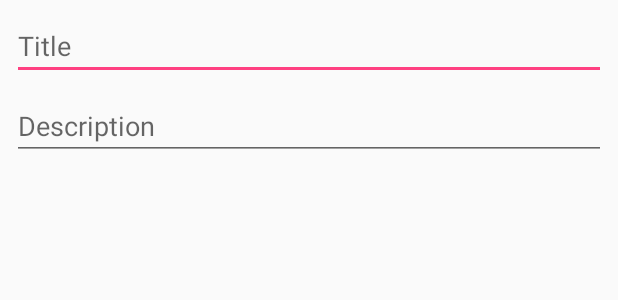
After one commit to Pronoy999/TODOApplication, an Android app: the layout add_todo_dialog.xml on its own in the app's theme, with its tools: preview values and no code run, on a phone screen of 412 x 824 dp. The commit adds this screen. Shown: the top 300 px of the screen. Run offline under Robolectric (Android 15) with nearby library versions, the phone set to English and light mode, and no system bars.

Commit message:
Added Layout and Activities for the TODO and Category.

```diff
--- a/app/src/main/java/com/pronoy/mukhe/todoapplication/Helper/Constants.java
+++ b/app/src/main/java/com/pronoy/mukhe/todoapplication/Helper/Constants.java
@@ -54,4 +54,5 @@ public class Constants {
      */
     static final String DROP_TABLE_CATEGORY="DROP TABLE "+Constants.CATEGORY_TABLE_NAME;
     static final String DROP_TABLE_TODO="DROP TABLE "+Constants.TODO_TABLE_NAME;
+    public static final int ADD_TODO_DIALOG=69;
 }
--- a/app/src/main/res/layout/activity_add_category.xml
+++ b/app/src/main/res/layout/activity_add_category.xml
@@ -9,7 +9,7 @@
     <ListView
         android:id="@+id/categoryList"
         android:layout_width="match_parent"
-        android:layout_height="462dp"
+        android:layout_height="wrap_content"
         android:layout_marginBottom="8dp"
         android:layout_marginEnd="8dp"
         android:layout_marginStart="8dp"
--- /dev/null
+++ b/app/src/main/res/layout/add_todo_dialog.xml
@@ -0,0 +1,31 @@
+<?xml version="1.0" encoding="utf-8"?>
+<android.support.constraint.ConstraintLayout xmlns:android="http://schemas.android.com/apk/res/android"
+    xmlns:app="http://schemas.android.com/apk/res-auto"
+    xmlns:tools="http://schemas.android.com/tools"
+    android:layout_width="match_parent"
+    android:layout_height="match_parent">
+
+    <android.support.v7.widget.AppCompatEditText
+        android:id="@+id/todoTitleEnter"
+        android:layout_width="match_parent"
+        android:layout_height="wrap_content"
+        android:layout_marginEnd="8dp"
+        android:layout_marginStart="8dp"
+        android:layout_marginTop="8dp"
+        android:hint="@string/title_todo"
+        app:layout_constraintEnd_toEndOf="parent"
+        app:layout_constraintStart_toStartOf="parent"
+        app:layout_constraintTop_toTopOf="parent" />
+
+    <android.support.v7.widget.AppCompatEditText
+        android:id="@+id/todoDescEnter"
+        android:layout_width="match_parent"
+        android:layout_height="wrap_content"
+        android:layout_marginEnd="8dp"
+        android:layout_marginStart="8dp"
+        android:layout_marginTop="8dp"
+        android:hint="@string/description_todo"
+        app:layout_constraintEnd_toEndOf="parent"
+        app:layout_constraintStart_toStartOf="parent"
+        app:layout_constraintTop_toBottomOf="@+id/todoTitleEnter" />
+</android.support.constraint.ConstraintLayout>
--- a/app/src/main/res/values/strings.xml
+++ b/app/src/main/res/values/strings.xml
@@ -1,3 +1,5 @@
 <resources>
     <string name="app_name">TODO Application</string>
+    <string name="title_todo">Title</string>
+    <string name="description_todo">Description</string>
 </resources>
```
Also changed, not shown: app/src/main/java/com/pronoy/mukhe/todoapplication/Acitvities/AddCategoryActivity.java (+64 -0 lines), app/src/main/java/com/pronoy/mukhe/todoapplication/Helper/DatabaseController.java (+11 -6 lines), app/src/main/res/layout/activity_todo.xml (+21 -0 lines).
